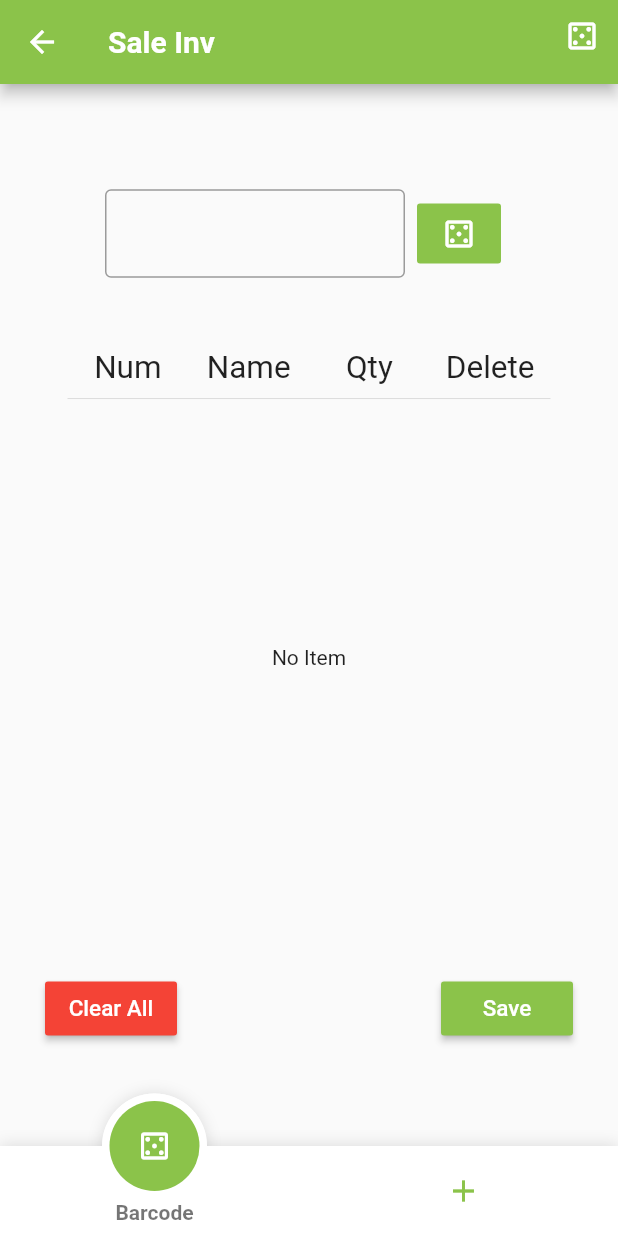
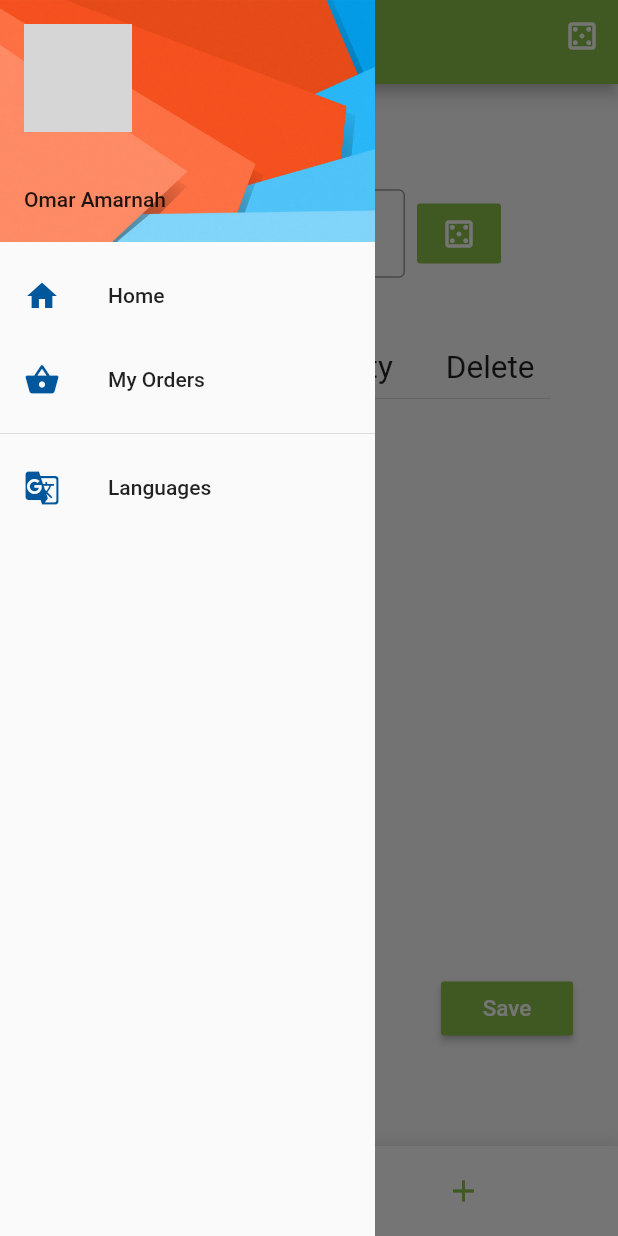
Before and after one commit to SundosAlTamimi/CarsStoreFlutterFalcons, a Flutter app: the Home screen opened by its route, with the side drawer open (before the commit the screen has no drawer), on a phone screen of 412 x 824 dp. Run offline on Flutter 3.47's test engine with Material 2 defaults, Android fonts, the phone set to English and light mode, and no system bars; drawn by our look-alikes of fancy_bottom_navigation; our stand-ins replace delayed_display, get, rflutter_alert, shared_preferences; missing offline and left inert: dart:ffi, flutter_barcode_scanner, morpheus; accounts and stored records are empty; network calls fail; Roboto replaces fonts that are missing (Dubai); grey boxes are pictures that could not be loaded.

Commit message:
Bushra storeV1 Drawer

```diff
--- a/lib/Controller/Constants.dart
+++ b/lib/Controller/Constants.dart
@@ -16,8 +16,8 @@
 
     class ProductsNewOrder {
         static const getItem  = "${Constants.apiUrl}import.php?FLAG=1";
-        static const getItemByBarcode  = "${Constants.apiUrl}/export.php";
-        static const addVoucher  = "${Constants.apiUrl}/export.php";
+        static const getItemByBarcode  = "${Constants.apiUrl}export.php";
+        static const addVoucher  = "${Constants.apiUrl}export.php";
     }
 
     class items {
--- a/lib/Controller/FetchData.dart
+++ b/lib/Controller/FetchData.dart
@@ -40,10 +40,13 @@ class API {
      return res;
    }
 
-   static Future addVoucher(String vouchers) async {
-     final res = await http.post(ProductsNewOrder.addVoucher , body: vouchers);
+   static Future addVoucher(List<UsersStores> vouchers) async {
+     var body = {"ADD_VOUCHER": vouchers.toString()};
+     final res = await http.post(ProductsNewOrder.addVoucher , body: body);
      print(ProductsNewOrder.addVoucher);
      print(res.statusCode);
+     print(vouchers);
+     print("response.body = " + res.body.toString());
      return res;
    }
 
--- a/lib/View/Home.dart
+++ b/lib/View/Home.dart
@@ -10,6 +10,7 @@ import 'package:stores_app/View/SaleInv.dart';
 import 'package:morpheus/morpheus.dart';
 import '../app_localizations.dart';
 import 'cart.dart';
+import 'drawer.dart';
 import 'loader/Loader.dart';
 import 'loader/dot_type.dart';
 
@@ -67,6 +68,15 @@ class _HomeState extends State<Home> {
   @override
   Widget build(BuildContext context) {
     return Scaffold(
+      drawer:ClipPath(
+        // clipper: OvalRightBorderClipper(),
+        child: Container(
+          width: 250.0,
+          child: Drawer(
+            child: AppDrawer(),
+          ),
+        ),
+      ),
       backgroundColor: Colors.white70,
       appBar: _appBars[_currentIndex],
       body:  MorpheusTabView(
--- a/lib/View/SaleInv.dart
+++ b/lib/View/SaleInv.dart
@@ -102,11 +102,12 @@ class SaleInvState extends State<SaleInv> {
   }
 
   void addVoucher (String jsonUserStore){
-    API.addVoucher(jsonUserStore).then((response) {
-      if(response.statusCode == 200) {
-          notificationSuccessfully(context);
-      }
-    });
+    // API.addVoucher(jsonUserStore).then((response) {
+    //   if(response.statusCode == 200) {
+    //       notificationSuccessfully(context);
+    //       print("response.body = ${response.body.toString()}");
+    //   }
+    // });
   }
 
   void notContainsItem(){
--- a/lib/View/cart.dart
+++ b/lib/View/cart.dart
@@ -56,10 +56,13 @@ class _CartListState extends State<CartList> {
     ).show();
   }
 
-  void addVoucher (String jsonUserStore){
+  void addVoucher (List<UsersStores> jsonUserStore){
     API.addVoucher(jsonUserStore).then((response) {
       if(response.statusCode == 200) {
         notificationSuccessfully(context);
+        print("response.body = ${response.body.toString()}");
+        log('response.body =  ${response.body.toString()}');
+
       }
     });
   }
@@ -102,7 +105,8 @@ class _CartListState extends State<CartList> {
     ListUsersStores listUserStore = new ListUsersStores(uSERSTORES:listValue);
     String jsonUserStore = jsonEncode(listUserStore);
     log(jsonUserStore);
-    addVoucher(jsonUserStore);
+    // addVoucher(jsonUserStore);
+    addVoucher(listValue);
   }
   @override
   void initState() {
--- /dev/null
+++ b/lib/View/drawer.dart
@@ -0,0 +1,145 @@
+import 'dart:convert';
+import 'dart:io';
+import 'dart:typed_data';
+import 'package:flutter/material.dart';
+import 'package:rflutter_alert/rflutter_alert.dart';
+import 'package:shared_preferences/shared_preferences.dart';
+
+class AppDrawer extends StatefulWidget {
+  @override
+  AppDrawerState createState() => AppDrawerState();
+}
+
+class AppDrawerState extends State<AppDrawer> {
+  String logText = '';
+  IconData logIcon ;
+  bool _visableLoggedIn = false;
+
+  @override
+  void initState() {
+    super.initState();
+  }
+
+  @override
+  Widget build(BuildContext context) {
+    return buildColumn(context);
+  }
+
+  Column buildColumn(BuildContext context) {
+    return Column(
+      children: <Widget>[
+          UserAccountsDrawerHeader(
+            decoration: BoxDecoration(
+                image: DecorationImage(
+                  fit: BoxFit.cover,
+                  image: AssetImage('assets/images/drawer-header.jpg'),
+                )),
+            currentAccountPicture: CircleAvatar(
+              backgroundImage: NetworkImage(
+                  'https://avatars2.githubusercontent.com/u/2400215?s=120&v=4'),
+            ),
+            // accountEmail: Text(""),
+            accountName: Text("Omar Amarnah"), accountEmail: null,
+          ),
+        Expanded(
+          child: ListView(
+            shrinkWrap: true,
+            children: <Widget>[
+              // Visibility(
+              //   visible: _visableLoggedIn,
+              //   child: Column(
+              //     children: [
+              //       InkWell(
+              //         onTap: () {
+              //           Navigator.pop(context);
+              //           Navigator.pushNamed(context, '/myAccount');
+              //         },
+              //         child: Container(
+              //           height: 90,
+              //           alignment: Alignment.center,
+              //           decoration: BoxDecoration(
+              //               shape: BoxShape.circle,
+              //               gradient: LinearGradient(
+              //                   colors: [Colors.orange, Colors.deepOrange])),
+              //           child: CircleAvatar(
+              //             radius: 40,
+              //             backgroundImage:
+              //             AssetImage("assets/images/drawer-header.jpg"),
+              //           ),
+              //         ),
+              //       ),
+              //       SizedBox(height: 5.0),
+              //       Container(
+              //         alignment: Alignment.center,
+              //         child: Padding(
+              //           padding: const EdgeInsets.only(left: 28.0, right: 25.0),
+              //           child: Row(
+              //             mainAxisAlignment: MainAxisAlignment.spaceBetween,
+              //             children: <Widget>[
+              //               InkWell(
+              //                 onTap: () {
+              //                   Navigator.pop(context);
+              //                   Navigator.pushNamed(context, '/myAccount');
+              //                 },
+              //                 child: Text(
+              //                   "ProductService.nameUser",
+              //                   style: TextStyle(
+              //                       color: Colors.black,
+              //                       fontSize: 18.0,
+              //                       fontWeight: FontWeight.w600),
+              //                 ),
+              //               ),
+              //               IconButton(
+              //                 icon: Icon(
+              //                   Icons.edit,
+              //                   size: 20,
+              //                 ),
+              //                 onPressed: () {
+              //                   Navigator.pop(context);
+              //                   Navigator.pushNamed(context, '/myAccount');
+              //                 },
+              //               ),
+              //             ],
+              //           ),
+              //         ),
+              //       ),
+              //       //SizedBox(height: 30.0),
+              //     ],
+              //   ),
+              // ),
+              ListTile(
+                leading: Icon(Icons.home, color: Theme
+                    .of(context)
+                    .accentColor),
+                title: Text('Home'),
+                onTap: () {
+                  //Navigator.pop(context);
+                  Navigator.pushReplacementNamed(context, '/');
+                },
+              ),
+              ListTile(
+                leading: Icon(Icons.shopping_basket,
+                    color: Theme
+                        .of(context)
+                        .accentColor),
+                title: Text('My Orders'),
+                onTap: () {
+                },
+              ),
+              Divider(),
+              ListTile(
+                leading: Icon(Icons.g_translate,
+                    color: Theme
+                        .of(context)
+                        .accentColor),
+                title: Text('Languages'),
+                onTap: () {
+                },
+              ),
+            ],
+          ),
+        )
+      ],
+    );
+  }
+}
```
